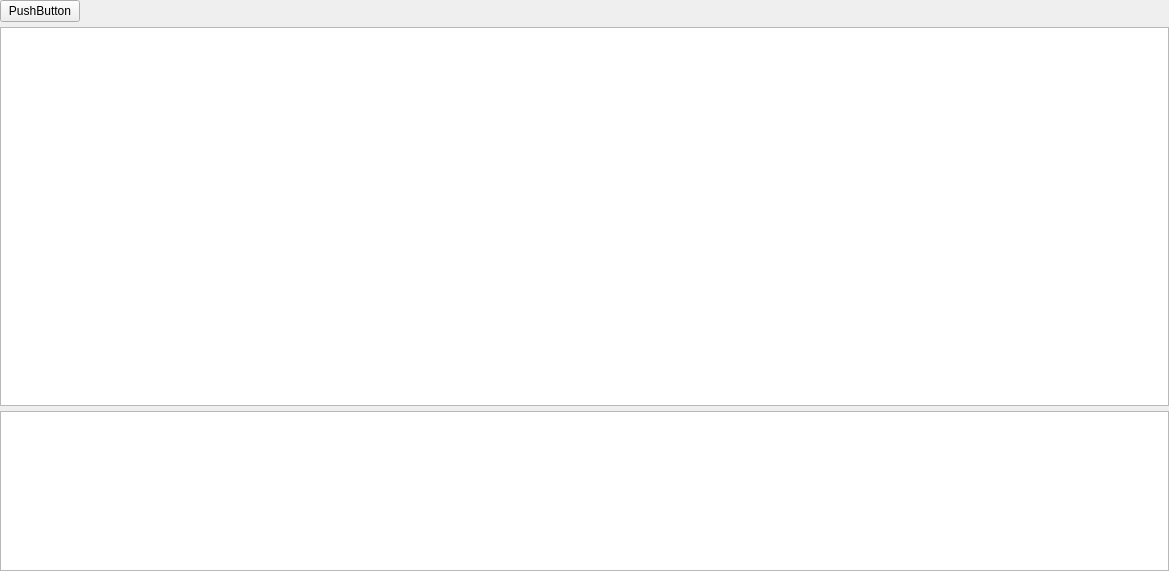
First picture: the form in mva/Licenta/gui/forms/device_manager_widget.ui, repository bogdan-constandache/SystemToolKit, before the edit.
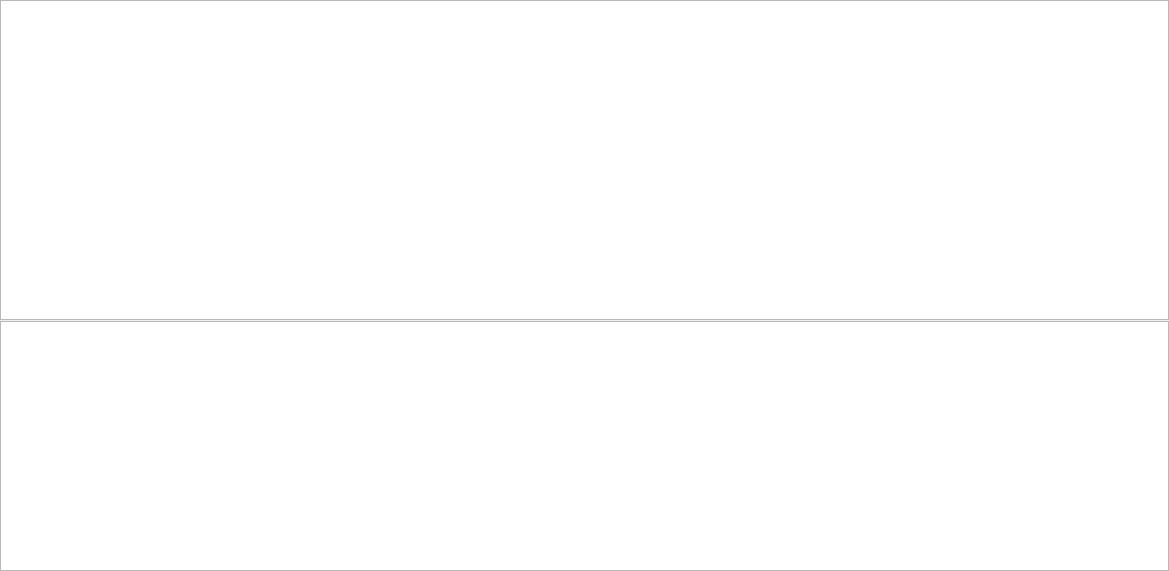
Second picture: the form after the edit.

```diff
--- a/mva/Licenta/gui/forms/device_manager_widget.ui
+++ b/mva/Licenta/gui/forms/device_manager_widget.ui
@@ -30,40 +30,22 @@
     <number>0</number>
    </property>
    <item>
-    <layout class="QHBoxLayout" name="hLayoutButton">
-     <item>
-      <widget class="QPushButton" name="btnProperties">
-       <property name="text">
-        <string>PushButton</string>
-       </property>
-      </widget>
-     </item>
-     <item>
-      <spacer name="hSpacerH1">
+    <widget class="QSplitter" name="splitter">
        <property name="orientation">
-        <enum>Qt::Horizontal</enum>
-       </property>
-       <property name="sizeHint" stdset="0">
-        <size>
-         <width>40</width>
-         <height>0</height>
-        </size>
-       </property>
-      </spacer>
-     </item>
-    </layout>
-   </item>
-   <item>
+      <enum>Qt::Vertical</enum>
+     </property>
+     <property name="handleWidth">
+      <number>1</number>
+     </property>
     <widget class="QTreeView" name="treeView"/>
-   </item>
-   <item>
     <widget class="QTreeView" name="treeViewProperties">
      <property name="maximumSize">
       <size>
        <width>16777215</width>
-       <height>160</height>
-      </size>
-     </property>
+        <height>250</height>
+       </size>
+      </property>
+     </widget>
     </widget>
    </item>
   </layout>
```
Lines whose indentation alone changed are shown as unchanged.
